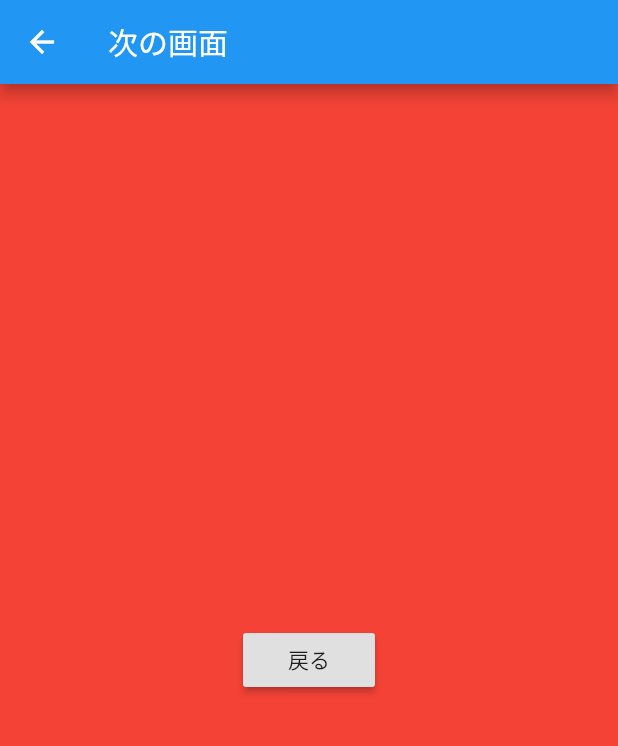
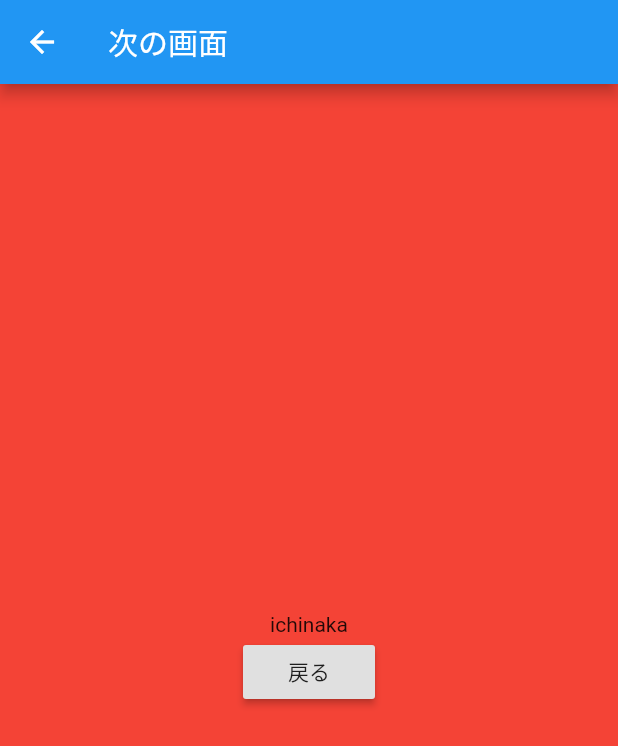
Before and after one commit to ichi-nakashima/coriander, a Flutter app: the screen it shows after launch, after a tap on "次へ", on a phone screen of 412 x 824 dp. Shown: the top 746 px of the screen. Run offline on Flutter 3.47's test engine with Material 2 defaults, Android fonts, the phone set to English and light mode, and no system bars.

```diff
--- a/lib/main.dart
+++ b/lib/main.dart
@@ -12,14 +12,14 @@ class MyApp extends StatelessWidget {
       theme: ThemeData(
         primarySwatch: Colors.blue,
       ),
-//      home: MyHomePage(title: 'Flutter Demo Home Page'),
-      initialRoute: '/',
-      routes: {
-        // When navigating to the "/" route, build the FirstScreen widget.
-        '/': (context) => MyHomePage(),
-        // When navigating to the "/second" route, build the SecondScreen widget.
-        '/next': (context) => NextPage(),
-      },
+      home: MyHomePage(title: 'Flutter Demo Home Page'),
+//      initialRoute: '/',
+//      routes: {
+//        // When navigating to the "/" route, build the FirstScreen widget.
+//        '/': (context) => MyHomePage(),
+//        // When navigating to the "/second" route, build the SecondScreen widget.
+//        '/next': (context) => NextPage(),
+//      },
     );
   }
 }
@@ -42,27 +42,31 @@ class _MyHomePageState extends State<MyHomePage> {
     });
   }
 
+  String text = "次へ";
+
   @override
   Widget build(BuildContext context) {
     return Scaffold(
       appBar: AppBar(
 //        title: Text(widget.title),
-        title: Text("KBOYのFlutter大学"),
+        title: Text("ぞい！ぞい！Flutter"),
       ),
       body: Center(
         child: RaisedButton(
-            child: Text('次へ'),
-            onPressed: () {
-              // 画面遷移のコード
-              Navigator.pushNamed(context, '/next');
-//            Navigator.push(
-//              context,
-//              MaterialPageRoute(
-//                builder: (context) => NextPage(),
-//              ),
-//            );
-//          },
-            }),
+          child: Text(text),
+          onPressed: () async {
+            // 画面遷移のコード
+//              Navigator.pushNamed(context, '/next');
+            final result = await Navigator.push(
+              context,
+              MaterialPageRoute(
+                builder: (context) => NextPage('ichinaka'),
+              ),
+            );
+            text = result;
+            print(result);
+          },
+        ),
       ),
       floatingActionButton: FloatingActionButton(
         onPressed: _incrementCounter,
--- a/lib/next_page.dart
+++ b/lib/next_page.dart
@@ -1,6 +1,9 @@
 import 'package:flutter/material.dart';
 
 class NextPage extends StatelessWidget {
+  NextPage(this.name);
+  final String name;
+
   @override
   Widget build(BuildContext context) {
     // TODO: implement build
@@ -12,13 +15,16 @@ class NextPage extends StatelessWidget {
         body: Container(
           height: double.infinity,
           color: Colors.red,
-          child: Center(
+          child: Column(
+            mainAxisAlignment: MainAxisAlignment.center,
+            children: <Widget>[
+              Text(name),
+              Center(
                 child: RaisedButton(
                   child: Text('戻る'),
                   onPressed: () {
                     // return page
-                Navigator.pop(
-                  context,
+                    Navigator.pop(context, 'ichinakaかっこいい'
 //                  MaterialPageRoute(
 //                    builder: (context) => NextPage(),
 //                  ),
@@ -26,6 +32,8 @@ class NextPage extends StatelessWidget {
                   },
                 ),
               ),
+            ],
+          ),
         ));
   }
 }
```
Lines whose indentation alone changed are shown as unchanged.
